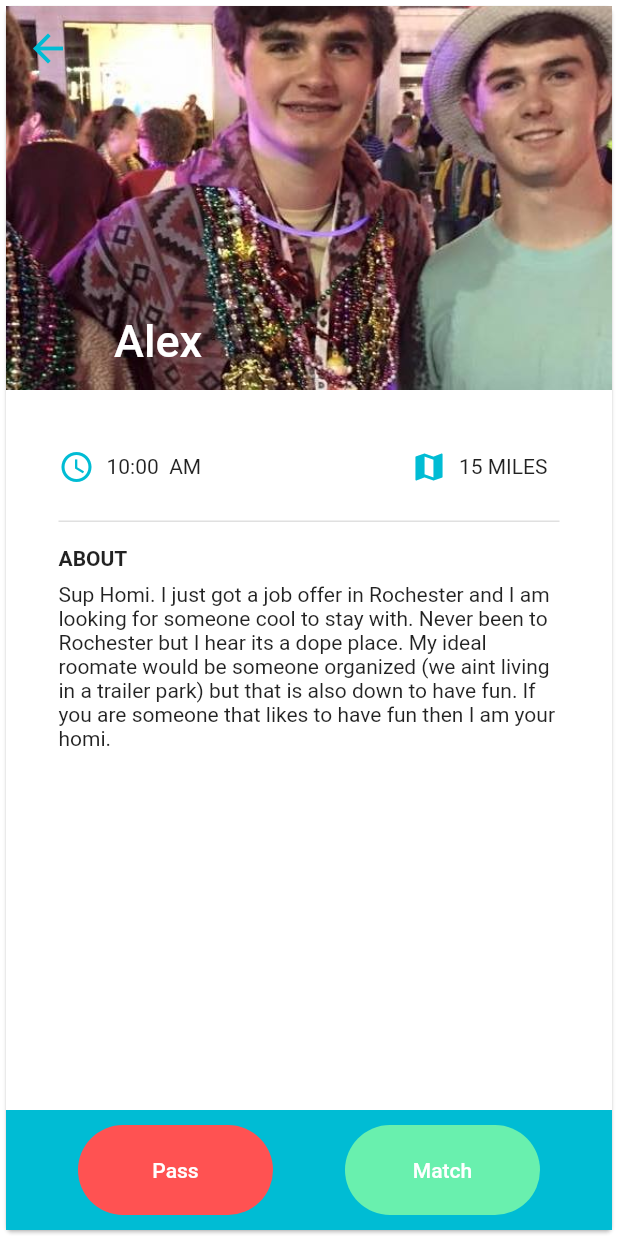
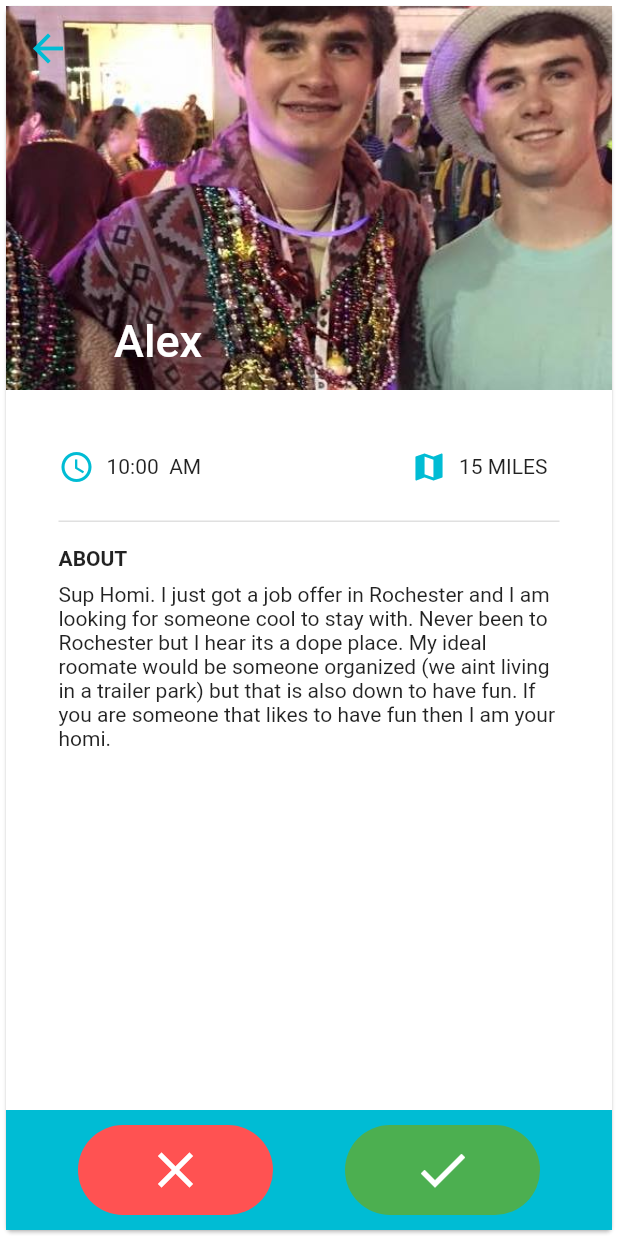
Before and after one commit to ahh1539/Homi, a Flutter app: the screen it shows after launch, after a tap on the "clear" icon, on a phone screen of 412 x 824 dp. Run offline on Flutter 3.47's test engine with Material 2 defaults, Android fonts, the phone set to English and light mode, and no system bars.

```diff
--- a/lib/SwipeAnimation/activeCard.dart
+++ b/lib/SwipeAnimation/activeCard.dart
@@ -1,7 +1,9 @@
 import 'dart:math';
 
+import 'package:animation_exp/Settings/SettingsPage.dart';
 import 'package:animation_exp/SwipeAnimation/detail.dart';
 import 'package:flutter/material.dart';
+
 
 Positioned cardDemo(
     DecorationImage img,
--- a/lib/SwipeAnimation/detail.dart
+++ b/lib/SwipeAnimation/detail.dart
@@ -224,9 +224,10 @@ class _DetailPageState extends State<DetailPage> with TickerProviderStateMixin {
                                   color: Colors.redAccent,
                                   borderRadius: new BorderRadius.circular(60.0),
                                 ),
-                                child: new Text(
-                                  "Pass",
-                                  style: new TextStyle(color: Colors.white),
+                                child: new Icon(
+                                  Icons.clear,
+                                  size: 40.0,
+                                  color: Colors.white,
                                 ),
                               )),
                           new FlatButton(
@@ -237,12 +238,13 @@ class _DetailPageState extends State<DetailPage> with TickerProviderStateMixin {
                                 width: 130.0,
                                 alignment: Alignment.center,
                                 decoration: new BoxDecoration(
-                                  color: Colors.greenAccent,
+                                  color: Colors.green,
                                   borderRadius: new BorderRadius.circular(60.0),
                                 ),
-                                child: new Text(
-                                  "Match",
-                                  style: new TextStyle(color: Colors.white),
+                                child: new Icon(
+                                  Icons.check,
+                                  size: 40.0,
+                                  color: Colors.white,
                                 ),
                               ))
                         ],
--- a/lib/SwipeAnimation/index.dart
+++ b/lib/SwipeAnimation/index.dart
@@ -3,7 +3,9 @@ import 'package:animation_exp/SwipeAnimation/data.dart';
 import 'package:animation_exp/SwipeAnimation/dummyCard.dart';
 import 'package:animation_exp/SwipeAnimation/activeCard.dart';
 
+import 'package:animation_exp/Chat/chat.dart';
 //import 'package:animation_exp/PageReveal/page_main.dart';
+import 'package:animation_exp/Settings/SettingsPage.dart';
 import 'package:flutter/material.dart';
 import 'package:flutter/scheduler.dart' show timeDilation;
 
@@ -41,7 +43,8 @@ class CardDemoState extends State<CardDemo> with TickerProviderStateMixin {
       setState(() {
         if (rotate.isCompleted) {
           var i = data.removeLast();
-          data.insert(0, i);
+          // TODO: THIS LINE ADDS THE CARD TO THE BACK OF THE STACK
+//          data.insert(0, i);
 
           _buttonController.reset();
         }
@@ -133,10 +136,16 @@ class CardDemoState extends State<CardDemo> with TickerProviderStateMixin {
           centerTitle: true,
           leading: new Container(
             margin: const EdgeInsets.all(15.0),
-            child: new Icon(
-              Icons.equalizer,
-              color: Colors.white,
-              size: 30.0,
+            child: new IconButton(
+              icon: Icon(
+                Icons.settings,
+                color: Colors.white,
+              ),
+              onPressed: () {
+                Navigator.of(context).push(new PageRouteBuilder(
+                  pageBuilder: (_, __, ___) => new SettingsRoute(),
+                ));
+              },
             ),
           ),
           actions: <Widget>[
@@ -149,10 +158,16 @@ class CardDemoState extends State<CardDemo> with TickerProviderStateMixin {
               },
               child: new Container(
                   margin: const EdgeInsets.all(15.0),
-                  child: new Icon(
-                    Icons.search,
-                    color: Colors.white,
-                    size: 30.0,
+                  child: new IconButton(
+                    icon: Icon(
+                      Icons.message,
+                      color: Colors.white,
+                    ),
+                    onPressed: () {
+                      Navigator.of(context).push(new PageRouteBuilder(
+                        pageBuilder: (_, __, ___) => new HomeScreen(),
+                      ));
+                    },
                   )),
             ),
           ],
@@ -160,7 +175,7 @@ class CardDemoState extends State<CardDemo> with TickerProviderStateMixin {
             mainAxisAlignment: MainAxisAlignment.center,
             children: <Widget>[
               new Text(
-                "EVENTS",
+                "Swipes Remaining",
                 style: new TextStyle(
                     fontSize: 12.0,
                     letterSpacing: 3.5,
```
Also changed, not shown: lib/Settings/SettingsPage.dart (added, +19 -0 lines), 1 other file.
